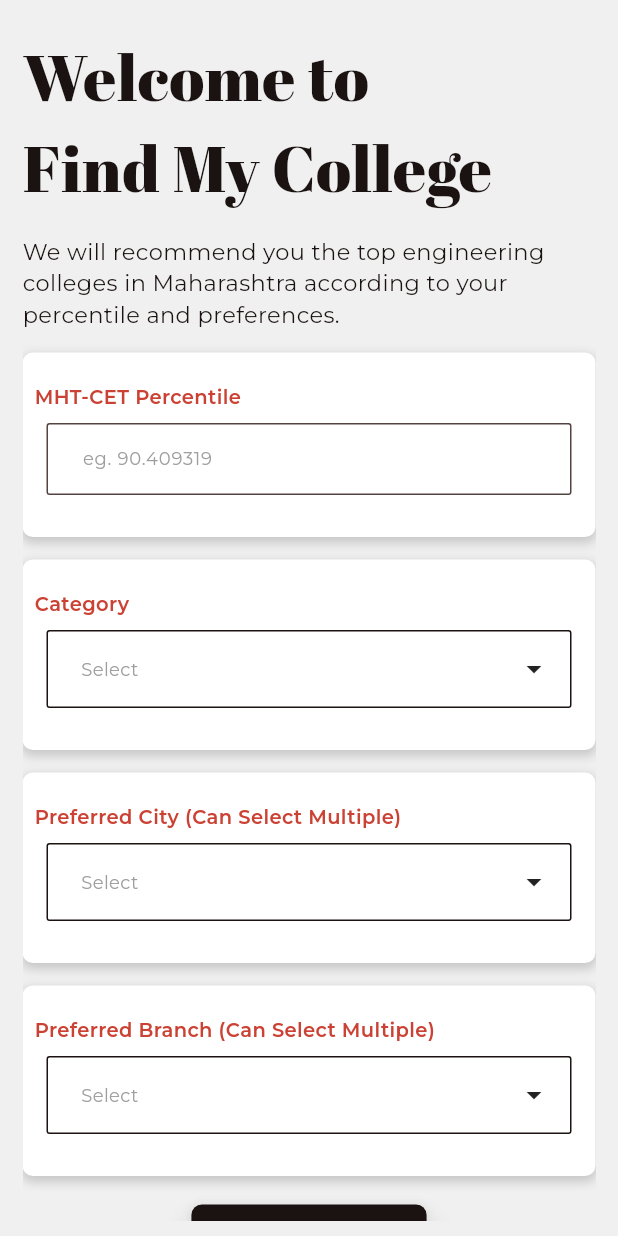
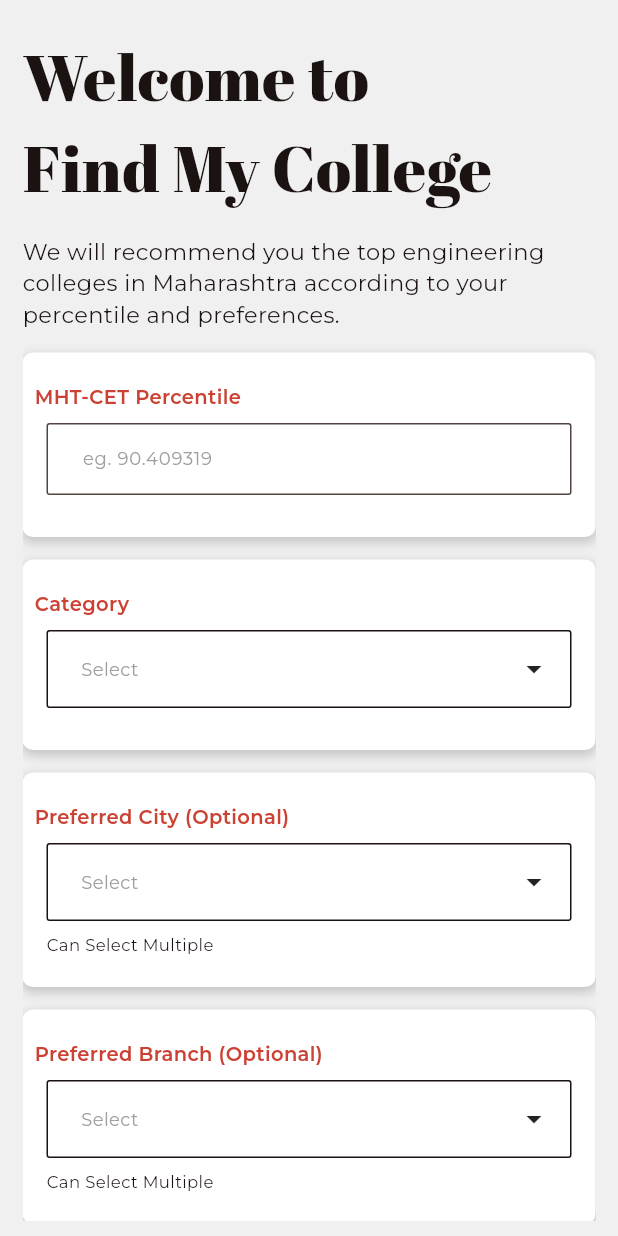
Before and after one commit to mridularaul/Find-My-College, a Flutter app: the screen it shows after launch, on a phone screen of 412 x 824 dp. Run offline on Flutter 3.47's test engine with Material 3 defaults, Android fonts, the phone set to English and light mode, and no system bars; drawn by our look-alikes of multi_dropdown; our stand-ins replace firebase_core, firebase_database, get; accounts and stored records are empty.

Commit message:
final fixes

```diff
--- a/lib/main.dart
+++ b/lib/main.dart
@@ -3,6 +3,7 @@
 import 'package:find_my_college/constants.dart';
 import 'package:firebase_core/firebase_core.dart';
 import 'firebase_options.dart';
+import 'package:get/get.dart';
 Future<void> main() async {
   WidgetsFlutterBinding.ensureInitialized();
   await Firebase.initializeApp(
@@ -17,7 +18,7 @@
   // This widget is the root of your application.
   @override
   Widget build(BuildContext context) {
-    return MaterialApp(
+    return GetMaterialApp(
       title: 'Flutter Demo',
       debugShowCheckedModeBanner: false,
       theme: ThemeData(
--- a/lib/pages/page1.dart
+++ b/lib/pages/page1.dart
@@ -9,16 +9,17 @@
 import '../data.dart';
 
 class inputScreen extends StatelessWidget{
+
   final formkey = GlobalKey<FormState>();
+
   late double percentile;
   String category = "";
   List<String> city = [];
   List<String> branch = [];
+
   final MultiSelectController _categoryCont = MultiSelectController();
   final MultiSelectController _cityCont = MultiSelectController();
   final MultiSelectController _branchCont = MultiSelectController();
-
-
 
   @override
   Widget build(BuildContext context) {
@@ -110,7 +111,7 @@
                           mainAxisAlignment: MainAxisAlignment.center,
                           crossAxisAlignment: CrossAxisAlignment.start,
                           children: [
-                            Text("Preferred City (Can Select Multiple)",style: kboldText,),
+                            Text("Preferred City (Optional)",style: kboldText,),
                             Padding(
                               padding: const EdgeInsets.all(8.0),
                               child: MultiSelectDropDown(
@@ -143,6 +144,10 @@
 
                               ),
                             ),
+                            Padding(
+                              padding: const EdgeInsets.fromLTRB(8, 0, 0, 0),
+                              child: Text("Can Select Multiple",style: kText.copyWith(fontSize: 11),),
+                            ),
                           ],
                         ),
                       ),
@@ -152,7 +157,7 @@
                           mainAxisAlignment: MainAxisAlignment.center,
                           crossAxisAlignment: CrossAxisAlignment.start,
                           children: [
-                            Text("Preferred Branch (Can Select Multiple)",style: kboldText,),
+                            Text("Preferred Branch (Optional)",style: kboldText,),
                             Padding(
                               padding: const EdgeInsets.all(8.0),
                               child: MultiSelectDropDown(
@@ -185,12 +190,19 @@
 
                               ),
                             ),
+                            Padding(
+                              padding: const EdgeInsets.fromLTRB(8, 0, 0, 0),
+                              child: Text("Can Select Multiple",style: kText.copyWith(fontSize: 11),),
+                            ),
+
                           ],
                         ),
                       ),
                       SizedBox(height: 15,),
                       ElevatedButton(
                           onPressed: (){
+                            city.clear();
+                            branch.clear();
                             for (final cities in _cityCont.selectedOptions){
                               city.add(cities.toMap()['label'].toString());
                             }
@@ -198,11 +210,11 @@
                               branch.add(branches.toMap()['label'].toString());
                             }
 
-                            if(category=="" || city.isEmpty || branch.isEmpty){
+                            if(category==""){
                               print("category not selected");
                               ScaffoldMessenger.of(context).showSnackBar(
                                  SnackBar(
-                                  content: Text('Select from the options',style: kboldText.copyWith(color: Colors.white),),
+                                  content: Text('Select category!',style: kboldText.copyWith(color: Colors.white),),
                                   backgroundColor: peach,
                                    behavior: SnackBarBehavior.floating,
                                 ),
```
Also changed, not shown: lib/pages/page2.dart (+35 -20 lines).
